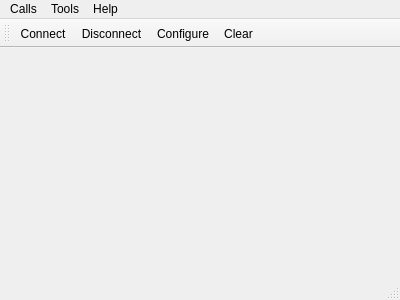
The window that src/mainwindow.ui (coolshou/qterminal) describes before a commit, drawn with Qt 5.
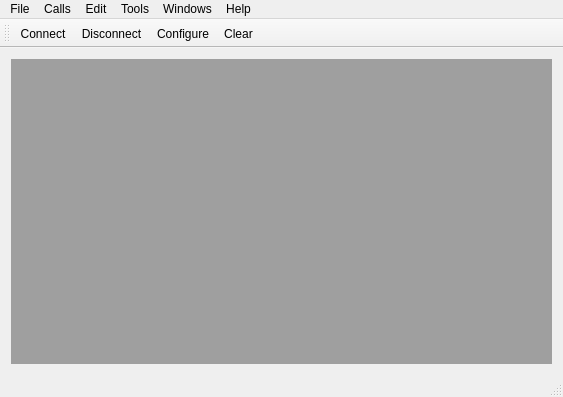
The same window after the commit. Icons and pictures are not drawn.

Commit message: add terminal.png, fix qrc path

```diff
--- a/src/mainwindow.ui
+++ b/src/mainwindow.ui
@@ -6,23 +6,37 @@
    <rect>
     <x>0</x>
     <y>0</y>
-    <width>400</width>
-    <height>300</height>
+    <width>563</width>
+    <height>397</height>
    </rect>
   </property>
   <property name="windowTitle">
    <string>Simple Terminal</string>
   </property>
   <widget class="QWidget" name="centralWidget">
-   <layout class="QVBoxLayout" name="verticalLayout"/>
+   <layout class="QVBoxLayout" name="verticalLayout">
+    <item>
+     <widget class="QMdiArea" name="mdiArea">
+      <property name="viewMode">
+       <enum>QMdiArea::TabbedView</enum>
+      </property>
+      <property name="tabsClosable">
+       <bool>true</bool>
+      </property>
+      <property name="tabsMovable">
+       <bool>true</bool>
+      </property>
+     </widget>
+    </item>
+   </layout>
   </widget>
   <widget class="QMenuBar" name="menuBar">
    <property name="geometry">
     <rect>
      <x>0</x>
      <y>0</y>
-     <width>400</width>
-     <height>19</height>
+     <width>563</width>
+     <height>23</height>
     </rect>
    </property>
    <widget class="QMenu" name="menuCalls">
@@ -48,8 +62,29 @@
     <addaction name="actionAbout"/>
     <addaction name="actionAboutQt"/>
    </widget>
+   <widget class="QMenu" name="menuEdit">
+    <property name="title">
+     <string>Edit</string>
+    </property>
+   </widget>
+   <widget class="QMenu" name="menuWindows">
+    <property name="title">
+     <string>Windows</string>
+    </property>
+   </widget>
+   <widget class="QMenu" name="menuFile">
+    <property name="title">
+     <string>File</string>
+    </property>
+    <addaction name="actionNew"/>
+    <addaction name="separator"/>
+    <addaction name="actionQuit"/>
+   </widget>
+   <addaction name="menuFile"/>
    <addaction name="menuCalls"/>
+   <addaction name="menuEdit"/>
    <addaction name="menuTools"/>
+   <addaction name="menuWindows"/>
    <addaction name="menuHelp"/>
   </widget>
   <widget class="QToolBar" name="mainToolBar">
```
Left out of the diff: 24 changed lines with no effect on the pictures. The commit also changes 2 other files.
